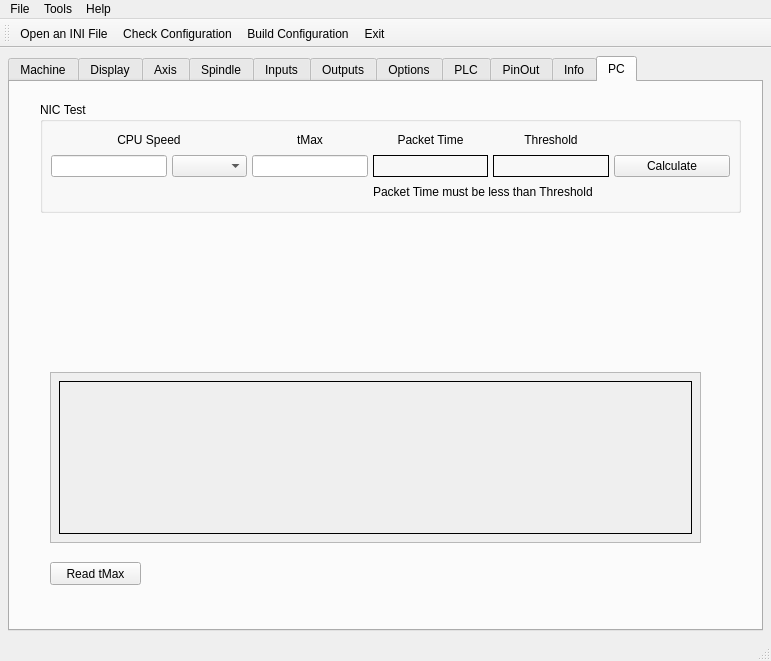
Before: the Qt Designer form 7i96.ui in snelweg/7i96, drawn with Qt 5.
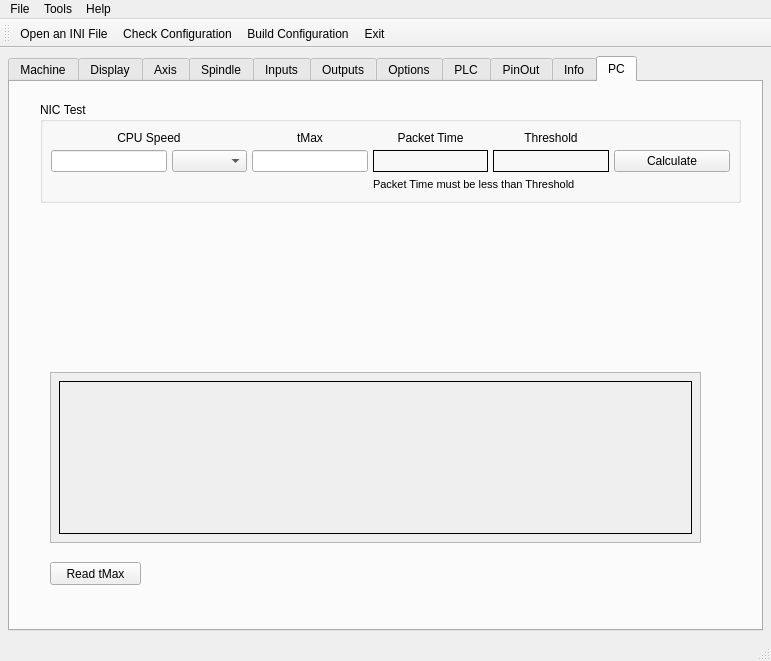
After: the same form once the commit is applied. The open tabs and pages were chosen to show the change.

What changed in the file:
```diff
--- a/7i96.ui
+++ b/7i96.ui
@@ -6259,7 +6259,7 @@
           <x>30</x>
           <y>20</y>
           <width>701</width>
-          <height>111</height>
+          <height>101</height>
          </rect>
         </property>
         <property name="title">
@@ -6389,6 +6389,11 @@
          </item>
          <item row="3" column="3" colspan="2">
           <widget class="QLabel" name="label_204">
+           <property name="font">
+            <font>
+             <pointsize>8</pointsize>
+            </font>
+           </property>
            <property name="text">
             <string>Packet Time must be less than Threshold</string>
            </property>
```
